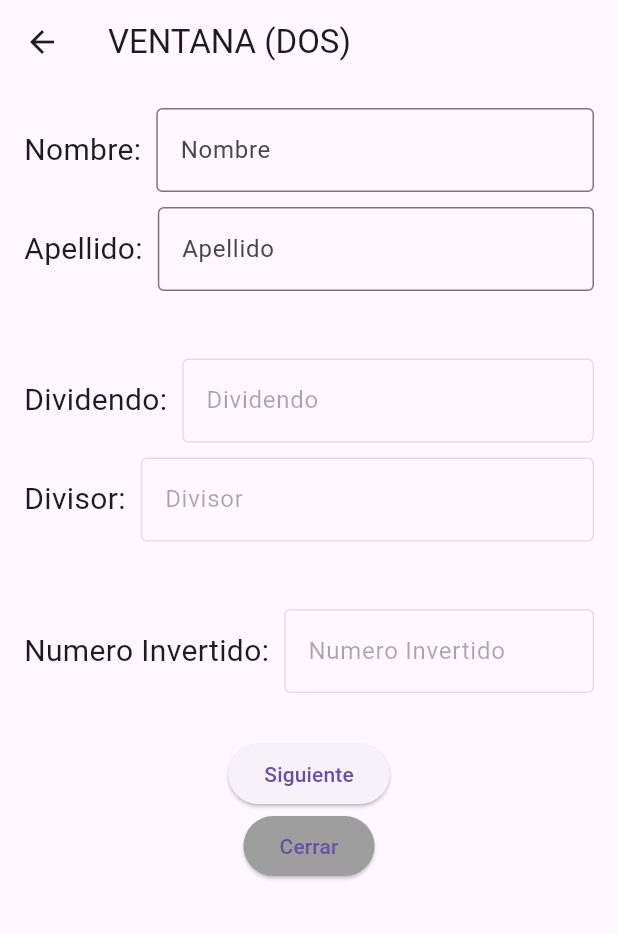
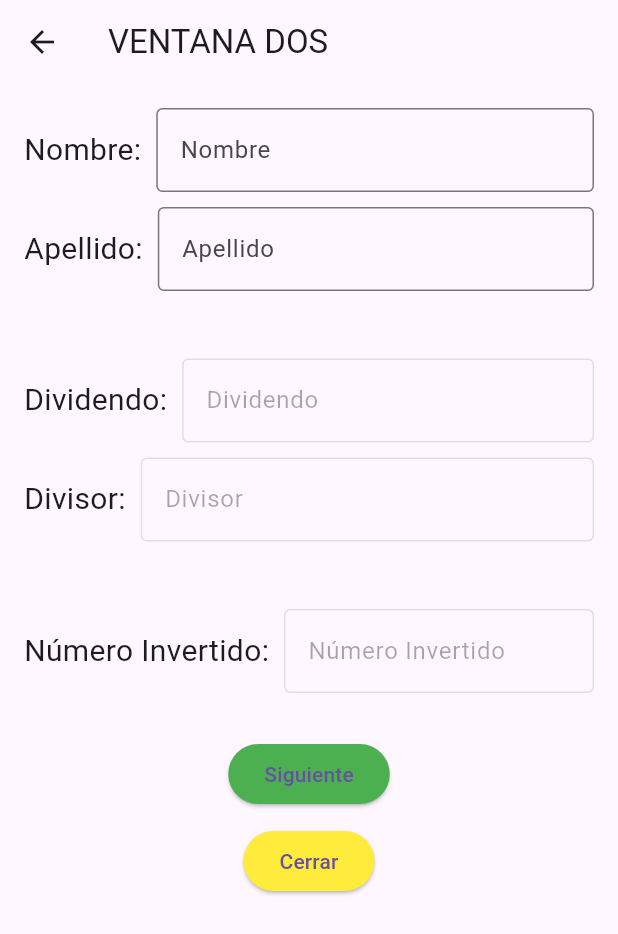
Before and after one commit to AlexaKazn/Prueba, a Flutter app: the screen it shows after launch, after a tap on "Siguiente", on a phone screen of 412 x 824 dp. Shown: the top 934 px of the screen. Run offline on Flutter 3.47's test engine with Material 3 defaults, Android fonts, the light colour scheme and no system bars.

Commit message:
PAOLA NUNEZ: 19:22

```diff
--- a/lib/pages/ventanaDosNDPA.dart
+++ b/lib/pages/ventanaDosNDPA.dart
@@ -1,6 +1,6 @@
+import 'package:flutter/material.dart';
 import 'package:examen_01_ti_paola_nunez/pages/ventanaTresNDPA.dart';
 import 'package:examen_01_ti_paola_nunez/pages/ventanaUnoNDPA.dart';
-import 'package:flutter/material.dart';
 
 class VentanaDosNDPA extends StatefulWidget {
   final String? nombreNDPA;
@@ -8,7 +8,15 @@ class VentanaDosNDPA extends StatefulWidget {
   final String? dividendoNDPA;
   final String? divisorNDPA;
   final String? numeroInvertidoNDPA;
-  const VentanaDosNDPA({super.key,this.dividendoNDPA,this.divisorNDPA,this.numeroInvertidoNDPA,this.nombreNDPA,this.apellidoNDPA});
+
+  const VentanaDosNDPA({
+    super.key,
+    this.nombreNDPA,
+    this.apellidoNDPA,
+    this.dividendoNDPA,
+    this.divisorNDPA,
+    this.numeroInvertidoNDPA,
+  });
 
   @override
   State<VentanaDosNDPA> createState() => _VentanaDosNDPAState();
@@ -16,158 +24,120 @@ class VentanaDosNDPA extends StatefulWidget {
 
 class _VentanaDosNDPAState extends State<VentanaDosNDPA> {
   final TextEditingController nombresControllerNDPA = TextEditingController();
-final TextEditingController apellidosControllerNDPA= TextEditingController();
+  final TextEditingController apellidosControllerNDPA = TextEditingController();
 
+  String? dividendoNDPA;
+  String? divisorNDPA;
+  String? numeroInvertidoNDPA;
+
+  @override
+  void initState() {
+    super.initState();
+    nombresControllerNDPA.text = widget.nombreNDPA ?? '';
+    apellidosControllerNDPA.text = widget.apellidoNDPA ?? '';
+    dividendoNDPA = widget.dividendoNDPA;
+    divisorNDPA = widget.divisorNDPA;
+    numeroInvertidoNDPA = widget.numeroInvertidoNDPA;
+  }
 
   @override
   Widget build(BuildContext context) {
     return Scaffold(
-       appBar: AppBar(title: Text("VENTANA (DOS)")),
+      appBar: AppBar(title: const Text("VENTANA DOS")),
       body: Padding(
         padding: const EdgeInsets.all(16.0),
         child: Column(
           children: [
-            Row(
-              children: [
-                const Text(
-                  'Nombre:',
-                  style: TextStyle(fontSize: 20),
-                ),
-                const SizedBox(width: 10),
-                Expanded(
-                  child: TextField(
-                    enabled: true,
-                    controller: nombresControllerNDPA,
-                    decoration: const InputDecoration(
-                      border: OutlineInputBorder(),
-                      labelText: 'Nombre',
+            _buildEditableField("Nombre:", nombresControllerNDPA),
+            const SizedBox(height: 10),
+            _buildEditableField("Apellido:", apellidosControllerNDPA),
+            const SizedBox(height: 45),
+            _buildReadOnlyField("Dividendo:", dividendoNDPA),
+            const SizedBox(height: 10),
+            _buildReadOnlyField("Divisor:", divisorNDPA),
+            const SizedBox(height: 45),
+            _buildReadOnlyField("Número Invertido:", numeroInvertidoNDPA),
+            const SizedBox(height: 30),
+            ElevatedButton(
+              onPressed: () async {
+                final result = await Navigator.push(
+                  context,
+                  MaterialPageRoute(
+                    builder: (context) => VentanaTresNDPA(
+                      nombresControllerNDPA: nombresControllerNDPA.text,
+                      apellidosControllerNDPA: apellidosControllerNDPA.text,
                     ),
                   ),
-                ),
-              ],
+                );
+
+                if (result != null && result is Map<String, String>) {
+                  setState(() {
+                    dividendoNDPA = result['dividendoNDPA'];
+                    divisorNDPA = result['divisorNDPA'];
+                    numeroInvertidoNDPA = result['numeroInvertidoNDPA'];
+                  });
+                }
+              },
+              style: ElevatedButton.styleFrom(backgroundColor: Colors.green),
+
+              child: const Text("Siguiente"),
             ),
             const SizedBox(height: 10),
-            Row(
-              children: [
-                const Text(
-                  'Apellido:',
-                  style: TextStyle(fontSize: 20),
-                ),
-                const SizedBox(width: 10),
-                Expanded(
-                  child: TextField(
-                    enabled: true,
-                    controller: apellidosControllerNDPA,
-                    decoration: const InputDecoration(
-                      border: OutlineInputBorder(),
-                      labelText: 'Apellido',
-                    ),
-                  ),
-                ),
-              ],
-            ),
-            const SizedBox(height: 45),
-            Row(
-              children: [
-                const Text(
-                  'Dividendo:',
-                  style: TextStyle(fontSize: 20),
-                ),
-                const SizedBox(width: 10),
-                Expanded(
-                  child: TextField(
-                    enabled: false,
-                    controller: TextEditingController(text: widget.dividendoNDPA),
-                    decoration: const InputDecoration(
-                      border: OutlineInputBorder(),
-                      labelText: 'Dividendo',
-                    ),
-                  ),
-                ),
-              ],
-            ),
-            const SizedBox(height: 10),
-            Row(
-              children: [
-                const Text(
-                  'Divisor:',
-                  style: TextStyle(fontSize: 20),
-                ),
-                const SizedBox(width: 10),
-                Expanded(
-                  child: TextField(
-                    enabled: false,
-                    controller: TextEditingController(text: widget.divisorNDPA),
-                    decoration: const InputDecoration(
-                      border: OutlineInputBorder(),
-                      labelText: 'Divisor',
-                    ),
-                  ),
-                ),
-              ],
-            ),
-            const SizedBox(height: 45),
-            Row(
-              children: [
-                const Text(
-                  'Numero Invertido:',
-                  style: TextStyle(fontSize: 20),
-                ),
-                const SizedBox(width: 10),
-                Expanded(
-                  child: TextField(
-                    enabled: false,
-                    controller: TextEditingController(text: widget.numeroInvertidoNDPA),
-
-                    decoration: const InputDecoration(
-                      border: OutlineInputBorder(),
-                      labelText: 'Numero Invertido',
-                    ),
-                  ),
-                ),
-              ],
-            ),
-            const SizedBox(height: 30),
-            Column(
-              crossAxisAlignment: CrossAxisAlignment.center,
-              children: [
             ElevatedButton(
               onPressed: () {
                 Navigator.push(
-                      context,MaterialPageRoute(
-                        builder: (context) => VentanaTresNDPA(
-                      nombresControllerNDPA: nombresControllerNDPA.text,
-                      apellidosControllerNDPA: apellidosControllerNDPA.text,
-
-                    ),),
-                    );
-                  },
-                  child: const Text("Siguiente"),
-                ),
-                ElevatedButton(
-                  onPressed: () {
-                    Navigator.push(context,MaterialPageRoute(
+                  context,
+                  MaterialPageRoute(
                     builder: (context) => VentanaUnoNDPA(
                       nombreNDPA: nombresControllerNDPA.text,
                       apellidoNDPA: apellidosControllerNDPA.text,
-                        dividendoNDPA: widget.dividendoNDPA,
-                        divisorNDPA: widget.divisorNDPA,
-                        numeroInvertidoNDPA: widget.numeroInvertidoNDPA,
                     ),
-                    ));
+                  ),
+                );
               },
-                  style: ElevatedButton.styleFrom(
-                    backgroundColor: Colors.grey,
-                  ),
+              style: ElevatedButton.styleFrom(backgroundColor: Colors.yellow),
               child: const Text("Cerrar"),
-                ),
-                const SizedBox(height: 10),
-
-              ],
             ),
           ],
         ),
       ),
     );
   }
+
+  Widget _buildEditableField(String label, TextEditingController controller) {
+    return Row(
+      children: [
+        Text(label, style: const TextStyle(fontSize: 20)),
+        const SizedBox(width: 10),
+        Expanded(
+          child: TextField(
+            controller: controller,
+            decoration: InputDecoration(
+              border: const OutlineInputBorder(),
+              labelText: label.replaceAll(":", ""),
+            ),
+          ),
+        ),
+      ],
+    );
   }
+
+  Widget _buildReadOnlyField(String label, String? value) {
+    return Row(
+      children: [
+        Text(label, style: const TextStyle(fontSize: 20)),
+        const SizedBox(width: 10),
+        Expanded(
+          child: TextField(
+            enabled: false,
+            controller: TextEditingController(text: value ?? ''),
+            decoration: InputDecoration(
+              border: const OutlineInputBorder(),
+              labelText: label.replaceAll(":", ""),
+            ),
+          ),
+        ),
+      ],
+    );
+  }
+}
--- a/lib/pages/ventanaTresNDPA.dart
+++ b/lib/pages/ventanaTresNDPA.dart
@@ -1,4 +1,3 @@
-import 'package:examen_01_ti_paola_nunez/pages/ventanaDosNDPA.dart';
 import 'package:flutter/material.dart';
 
 class VentanaTresNDPA extends StatefulWidget {
@@ -22,7 +21,7 @@ final TextEditingController numeroInvertidoNDPA= TextEditingController();
   @override
   Widget build(BuildContext context) {
     return Scaffold(
-       appBar: AppBar(title: Text("VENTANA ()")),
+       appBar: AppBar(title: Text("VENTANA TRES")),
       body: Padding(
         padding: const EdgeInsets.all(16.0),
         child: Column(
@@ -130,27 +129,20 @@ final TextEditingController numeroInvertidoNDPA= TextEditingController();
             Column(
               crossAxisAlignment: CrossAxisAlignment.center,
               children: [
-                ElevatedButton(
-                  onPressed: () {
-                    Navigator.push(context,MaterialPageRoute(builder: (context) => VentanaDosNDPA(
+                  ElevatedButton(
+                    onPressed: () {
+                         Navigator.pop(context, {
+                                  'nombreNDPA': widget.nombresControllerNDPA,
+                                  'apellidoNDPA': widget.apellidosControllerNDPA,
+                                  'dividendoNDPA': dividendoControllerNDPA.text,
+                                  'divisorNDPA': divisorControllerNDPA.text,
+                                 'numeroInvertidoNDPA': numeroInvertidoNDPA.text,
+                         });
+              },
+              style: ElevatedButton.styleFrom(backgroundColor: Colors.green),
 
-                      dividendoNDPA: dividendoControllerNDPA.text,
-                      divisorNDPA: divisorControllerNDPA.text,
-                      numeroInvertidoNDPA: numeroInvertidoNDPA.text,
-                    ),),
-                    );
-                  },
-                  child: const Text("Mostrar Resultados"),
-                ),
-                const SizedBox(height: 10),
-                ElevatedButton(
-                  onPressed: null,
-                   style: ElevatedButton.styleFrom(
-                    backgroundColor: Colors.grey,
-                  ),
-                  child: const Text("Siguiente"),
-                ),
-
+               child: const Text("Cerrar"),
+              ),
               ],
             ),
           ],
--- a/lib/pages/ventanaUnoNDPA.dart
+++ b/lib/pages/ventanaUnoNDPA.dart
@@ -20,7 +20,7 @@ class _VentanaUnoNDPAState extends State<VentanaUnoNDPA> {
   @override
   Widget build(BuildContext context) {
     return Scaffold(
-      appBar: AppBar(title: Text("VENTANA (UNO)")),
+      appBar: AppBar(title: Text("VENTANA UNO")),
       body: Padding(
         padding: const EdgeInsets.all(16.0),
         child: Column(
@@ -172,12 +172,15 @@ class _VentanaUnoNDPAState extends State<VentanaUnoNDPA> {
                   onPressed: () {
                     Navigator.push(context,MaterialPageRoute(builder: (context) => VentanaDosNDPA()));
                   },
+                  style: ElevatedButton.styleFrom(
+                    backgroundColor: Colors.green,
+                  ),
                   child: const Text("Siguiente"),
                 ),
                 ElevatedButton(
                   onPressed: null,
                   style: ElevatedButton.styleFrom(
-                    backgroundColor: Colors.grey,
+                    backgroundColor: Colors.yellow,
                   ),
                   child: const Text("Mostrar Resultados"),
                 ),
```
Lines whose indentation alone changed are shown as unchanged.
